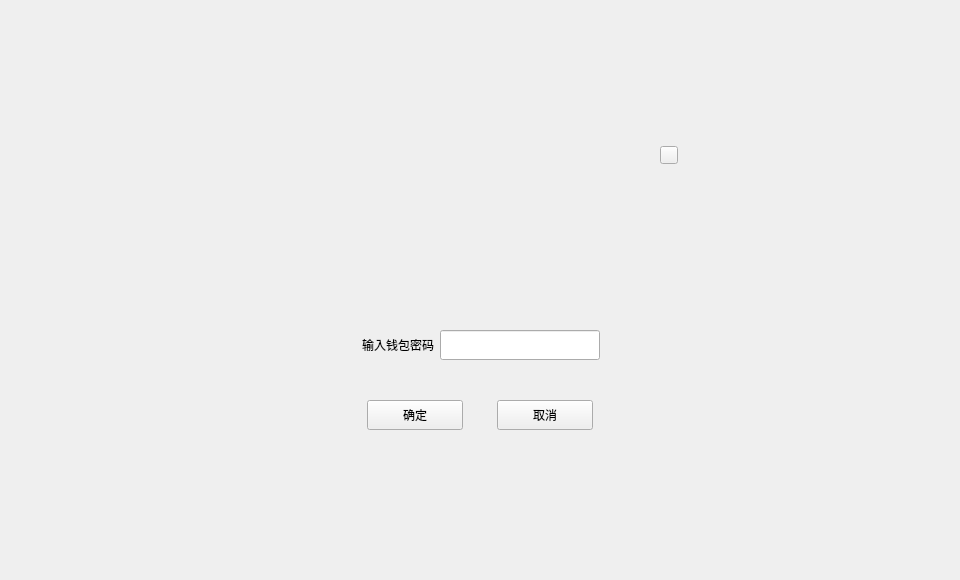
HcashOrg/hx-indicator, file LNKWallet/exchange/WithdrawOrderDialog.ui: the form before one commit.
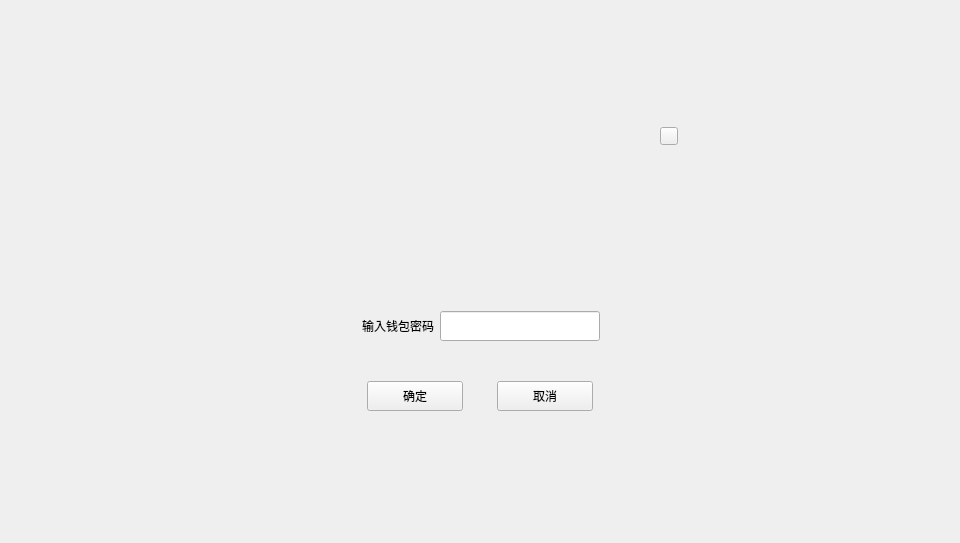
The form after the commit.

The edit to the form file:
```diff
--- a/LNKWallet/exchange/WithdrawOrderDialog.ui
+++ b/LNKWallet/exchange/WithdrawOrderDialog.ui
@@ -7,7 +7,7 @@
     <x>0</x>
     <y>0</y>
     <width>960</width>
-    <height>580</height>
+    <height>543</height>
    </rect>
   </property>
   <property name="windowTitle">
@@ -19,7 +19,7 @@
      <x>0</x>
      <y>0</y>
      <width>960</width>
-     <height>580</height>
+     <height>543</height>
     </rect>
    </property>
    <property name="font">
@@ -31,7 +31,7 @@
     <property name="geometry">
      <rect>
       <x>250</x>
-      <y>130</y>
+      <y>111</y>
       <width>460</width>
       <height>320</height>
      </rect>
```
